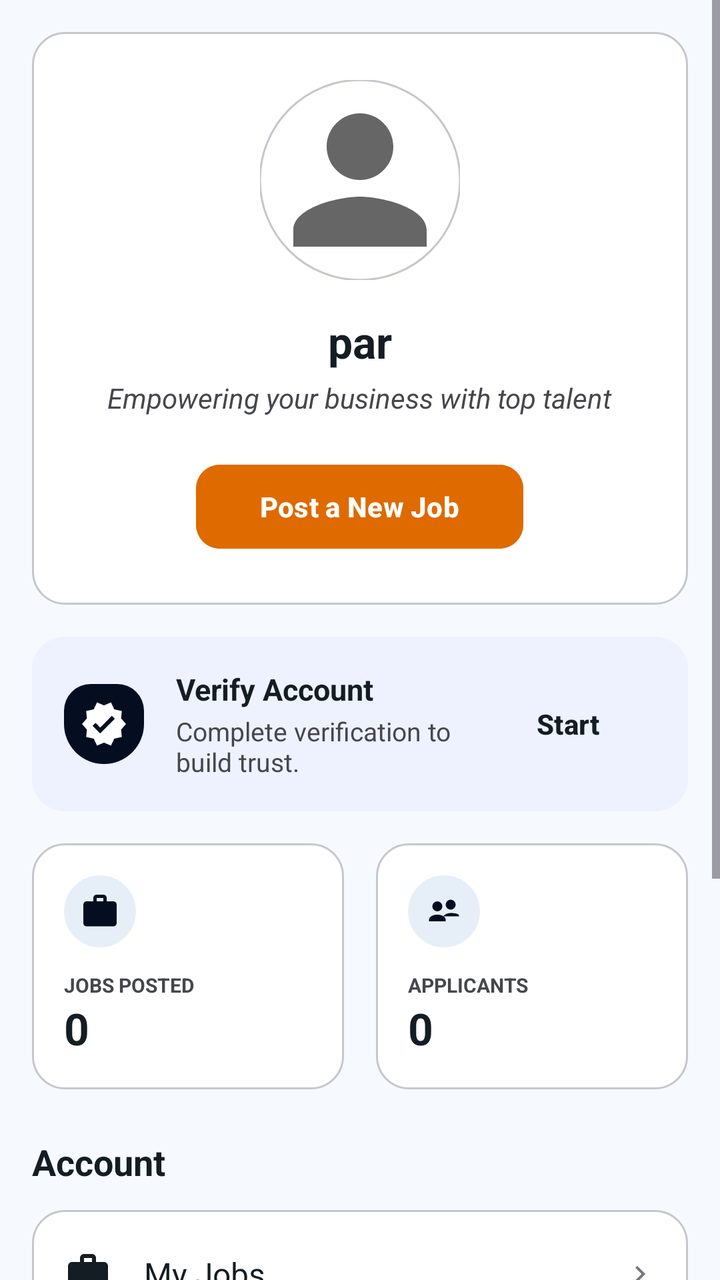
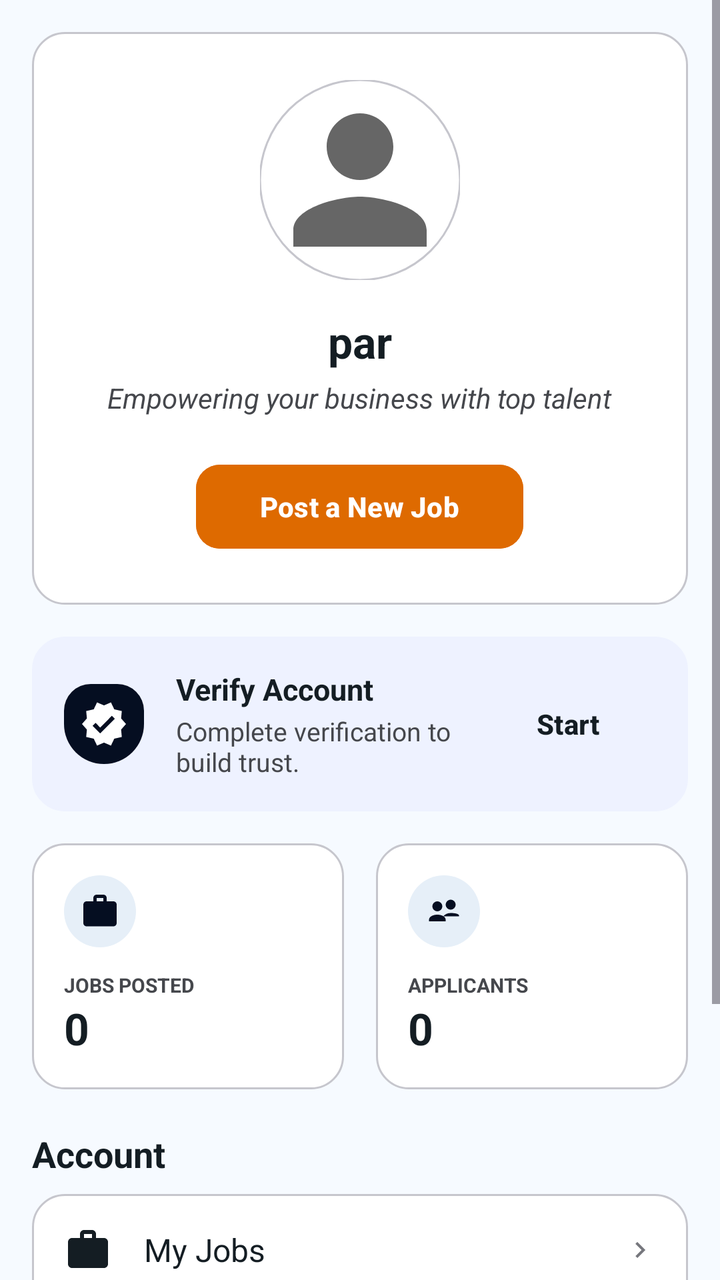

Before-and-after screenshots of an Android layout around one commit, followed by the original layout XML and the change that was made.
<!-- AndroidManifest.xml: application theme Theme.MiniJobHunt -->
<!-- res/layout/fragment_client_profile.xml -->
<?xml version="1.0" encoding="utf-8"?>
<LinearLayout xmlns:android="http://schemas.android.com/apk/res/android"
    xmlns:app="http://schemas.android.com/apk/res-auto"
    xmlns:tools="http://schemas.android.com/tools"
    android:layout_width="match_parent"
    android:layout_height="match_parent"
    android:orientation="vertical"
    android:background="@color/background">

    <ScrollView
        android:layout_width="match_parent"
        android:layout_height="match_parent"
        android:fillViewport="true">

        <LinearLayout
            android:layout_width="match_parent"
            android:layout_height="wrap_content"
            android:orientation="vertical"
            android:padding="16dp">

            
            <LinearLayout
                android:layout_width="match_parent"
                android:layout_height="wrap_content"
                android:background="@drawable/bg_card_white"
                android:gravity="center"
                android:orientation="vertical"
                android:padding="24dp">

                <FrameLayout
                    android:layout_width="100dp"
                    android:layout_height="100dp">
                    <com.google.android.material.imageview.ShapeableImageView
                        android:id="@+id/imgProfile"
                        android:layout_width="match_parent"
                        android:layout_height="match_parent"
                        android:src="@drawable/ic_profile"
                        app:shapeAppearanceOverlay="@style/CircleImage"
                        app:strokeColor="@color/divider"
                        app:strokeWidth="1dp" />
                    <TextView
                        android:id="@+id/txtAvatar"
                        android:layout_width="match_parent"
                        android:layout_height="match_parent"
                        android:gravity="center"
                        android:textColor="@color/white"
                        android:textSize="36sp"
                        android:textStyle="bold"
                        android:background="@drawable/bg_circle_primary_light"
                        android:visibility="gone" />
                </FrameLayout>

                <LinearLayout
                    android:layout_width="wrap_content"
                    android:layout_height="wrap_content"
                    android:layout_marginTop="16dp"
                    android:gravity="center_vertical"
                    android:orientation="horizontal">

                    <TextView
                        android:id="@+id/txtUsername"
                        android:layout_width="wrap_content"
                        android:layout_height="wrap_content"
                        android:text="par"
                        android:textColor="@color/text_primary"
                        android:textSize="22sp"
                        android:textStyle="bold" />

                    <ImageView
                        android:id="@+id/imgVerifiedBadge"
                        android:layout_width="20dp"
                        android:layout_height="20dp"
                        android:layout_marginStart="8dp"
                        android:src="@drawable/ic_verified"
                        android:visibility="gone"
                        app:tint="@color/orange_primary" />
                </LinearLayout>

                <TextView
                    android:id="@+id/txtSlogan"
                    android:layout_width="wrap_content"
                    android:layout_height="wrap_content"
                    android:layout_marginTop="4dp"
                    android:text="Empowering your business with top talent"
                    android:textColor="@color/text_secondary"
                    android:textSize="14sp"
                    android:textStyle="italic" />

                <com.google.android.material.button.MaterialButton
                    android:id="@+id/btnPostJob"
                    android:layout_width="wrap_content"
                    android:layout_height="50dp"
                    android:layout_marginTop="20dp"
                    android:backgroundTint="@color/orange_primary"
                    android:paddingHorizontal="32dp"
                    android:text="Post a New Job"
                    android:textAllCaps="false"
                    android:textColor="@color/white"
                    android:textSize="14sp"
                    android:textStyle="bold"
                    app:cornerRadius="12dp" />
            </LinearLayout>

            
            <LinearLayout
                android:layout_width="match_parent"
                android:layout_height="wrap_content"
                android:layout_marginTop="16dp"
                android:background="@drawable/bg_card_white"
                android:backgroundTint="#EEF2FF"
                android:gravity="center_vertical"
                android:orientation="horizontal"
                android:padding="16dp">

                <ImageView
                    android:layout_width="wrap_content"
                    android:layout_height="wrap_content"
                    android:background="@drawable/bg_dark_banner"
                    android:padding="8dp"
                    android:src="@drawable/ic_verified"
                    app:tint="@color/white" />

                <LinearLayout
                    android:layout_width="0dp"
                    android:layout_height="wrap_content"
                    android:layout_marginStart="16dp"
                    android:layout_weight="1"
                    android:orientation="vertical">

                    <TextView
                        android:id="@+id/txtVerificationStatus"
                        android:layout_width="wrap_content"
                        android:layout_height="wrap_content"
                        android:text="Verify Account"
                        android:textColor="@color/text_primary"
                        android:textSize="15sp"
                        android:textStyle="bold" />

                    <TextView
                        android:id="@+id/txtVerificationDate"
                        android:layout_width="wrap_content"
                        android:layout_height="wrap_content"
                        android:layout_marginTop="2dp"
                        android:text="Complete verification to build trust."
                        android:textColor="@color/text_secondary"
                        android:textSize="13sp" />
                </LinearLayout>

                <com.google.android.material.button.MaterialButton
                    android:id="@+id/btnVerify"
                    style="@style/Widget.Material3.Button.TextButton"
                    android:layout_width="wrap_content"
                    android:layout_height="wrap_content"
                    android:text="Start"
                    android:textColor="@color/text_primary"
                    android:textSize="14sp"
                    android:textStyle="bold" />
            </LinearLayout>

            
            <LinearLayout
                android:layout_width="match_parent"
                android:layout_height="wrap_content"
                android:layout_marginTop="16dp"
                android:orientation="horizontal">

                <LinearLayout
                    android:layout_width="0dp"
                    android:layout_height="wrap_content"
                    android:layout_weight="1"
                    android:layout_marginEnd="8dp"
                    android:background="@drawable/bg_card_white"
                    android:orientation="vertical"
                    android:padding="16dp">

                    <ImageView
                        android:layout_width="36dp"
                        android:layout_height="36dp"
                        android:background="@drawable/bg_chip_light"
                        android:padding="8dp"
                        android:src="@drawable/ic_briefcase_filled"
                        app:tint="@color/primary" />

                    <TextView
                        android:layout_width="wrap_content"
                        android:layout_height="wrap_content"
                        android:layout_marginTop="12dp"
                        android:text="JOBS POSTED"
                        android:textColor="@color/text_secondary"
                        android:textSize="10sp"
                        android:textStyle="bold" />

                    <TextView
                        android:id="@+id/txtJobsPostedCount"
                        android:layout_width="wrap_content"
                        android:layout_height="wrap_content"
                        android:text="0"
                        android:textColor="@color/text_primary"
                        android:textSize="22sp"
                        android:textStyle="bold" />
                </LinearLayout>

                <LinearLayout
                    android:layout_width="0dp"
                    android:layout_height="wrap_content"
                    android:layout_weight="1"
                    android:layout_marginStart="8dp"
                    android:background="@drawable/bg_card_white"
                    android:orientation="vertical"
                    android:padding="16dp">

                    <ImageView
                        android:layout_width="36dp"
                        android:layout_height="36dp"
                        android:background="@drawable/bg_chip_light"
                        android:padding="8dp"
                        android:src="@drawable/ic_people"
                        app:tint="@color/primary" />

                    <TextView
                        android:layout_width="wrap_content"
                        android:layout_height="wrap_content"
                        android:layout_marginTop="12dp"
                        android:text="APPLICANTS"
                        android:textColor="@color/text_secondary"
                        android:textSize="10sp"
                        android:textStyle="bold" />

                    <TextView
                        android:id="@+id/txtTotalApplicantsCount"
                        android:layout_width="wrap_content"
                        android:layout_height="wrap_content"
                        android:text="0"
                        android:textColor="@color/text_primary"
                        android:textSize="22sp"
                        android:textStyle="bold" />
                </LinearLayout>
            </LinearLayout>

            
            <TextView
                android:layout_width="wrap_content"
                android:layout_height="wrap_content"
                android:layout_marginTop="24dp"
                android:text="Account"
                android:textColor="@color/text_primary"
                android:textSize="18sp"
                android:textStyle="bold" />

            <LinearLayout
                android:layout_width="match_parent"
                android:layout_height="wrap_content"
                android:layout_marginTop="12dp"
                android:background="@drawable/bg_card_white"
                android:orientation="vertical"
                android:paddingVertical="8dp">

                <LinearLayout
                    android:id="@+id/btnJobs"
                    android:layout_width="match_parent"
                    android:layout_height="48dp"
                    android:gravity="center_vertical"
                    android:clickable="true"
                    android:focusable="true"
                    android:background="?attr/selectableItemBackground"
                    android:paddingHorizontal="16dp">
                    <ImageView
                        android:layout_width="24dp"
                        android:layout_height="24dp"
                        android:src="@drawable/ic_briefcase_filled"
                        app:tint="@color/text_primary" />
                    <TextView
                        android:layout_width="0dp"
                        android:layout_height="wrap_content"
                        android:layout_marginStart="16dp"
                        android:layout_weight="1"
                        android:text="My Jobs"
                        android:textColor="@color/text_primary"
                        android:textSize="16sp" />
                    <ImageView
                        android:layout_width="16dp"
                        android:layout_height="16dp"
                        android:src="@drawable/ic_chevron_right"
                        app:tint="@color/text_muted" />
                </LinearLayout>

                <View android:layout_width="match_parent" android:layout_height="1dp" android:background="@color/divider" android:layout_marginHorizontal="16dp"/>

                <LinearLayout
                    android:id="@+id/btnInProgressClientJobs"
                    android:layout_width="match_parent"
                    android:layout_height="48dp"
                    android:gravity="center_vertical"
                    android:clickable="true"
                    android:focusable="true"
                    android:background="?attr/selectableItemBackground"
                    android:paddingHorizontal="16dp">
                    <ImageView
                        android:layout_width="24dp"
                        android:layout_height="24dp"
                        android:src="@drawable/ic_briefcase_filled"
                        app:tint="@color/text_primary" />
                    <TextView
                        android:layout_width="0dp"
                        android:layout_height="wrap_content"
                        android:layout_marginStart="16dp"
                        android:layout_weight="1"
                        android:text="In Progress Jobs"
                        android:textColor="@color/text_primary"
                        android:textSize="16sp" />
                    <ImageView
                        android:layout_width="16dp"
                        android:layout_height="16dp"
                        android:src="@drawable/ic_chevron_right"
                        app:tint="@color/text_muted" />
                </LinearLayout>

                <View android:layout_width="match_parent" android:layout_height="1dp" android:background="@color/divider" android:layout_marginHorizontal="16dp"/>

                <LinearLayout
                    android:id="@+id/btnCompletedClientJobs"
                    android:layout_width="match_parent"
                    android:layout_height="48dp"
                    android:gravity="center_vertical"
                    android:clickable="true"
                    android:focusable="true"
                    android:background="?attr/selectableItemBackground"
                    android:paddingHorizontal="16dp">
                    <ImageView
                        android:layout_width="24dp"
                        android:layout_height="24dp"
                        android:src="@drawable/ic_briefcase_filled"
                        app:tint="@color/text_primary" />
                    <TextView
                        android:layout_width="0dp"
                        android:layout_height="wrap_content"
                        android:layout_marginStart="16dp"
                        android:layout_weight="1"
                        android:text="Completed Jobs"
                        android:textColor="@color/text_primary"
                        android:textSize="16sp" />

                    <ImageView
                        android:layout_width="16dp"
                        android:layout_height="16dp"
                        android:src="@drawable/ic_chevron_right"
                        app:tint="@color/text_muted" />
                </LinearLayout>

                <View android:layout_width="match_parent" android:layout_height="1dp" android:background="@color/divider" android:layout_marginHorizontal="16dp"/>

                <LinearLayout
                    android:id="@+id/btnLogout"
                    android:layout_width="match_parent"
                    android:layout_height="48dp"
                    android:gravity="center_vertical"
                    android:clickable="true"
                    android:focusable="true"
                    android:background="?attr/selectableItemBackground"
                    android:paddingHorizontal="16dp">
                    <ImageView
                        android:layout_width="24dp"
                        android:layout_height="24dp"
                        android:src="@drawable/ic_logout"
                        app:tint="@color/accent" />
                    <TextView
                        android:layout_width="0dp"
                        android:layout_height="wrap_content"
                        android:layout_marginStart="16dp"
                        android:layout_weight="1"
                        android:text="Logout"
                        android:textColor="@color/accent"
                        android:textSize="16sp"
                        android:textStyle="bold" />
                </LinearLayout>

            </LinearLayout>

            <Space
                android:layout_width="match_parent"
                android:layout_height="100dp" />

        </LinearLayout>
    </ScrollView>
</LinearLayout>
<!-- resources referenced by this layout -->
<resources>
  <color name="accent">#ba1a1a</color>
  <color name="background">#f6faff</color>
  <color name="divider">#c6c6cd</color>
  <color name="orange_primary">#de6a00</color>
  <color name="primary">#050e21</color>
  <color name="text_muted">#76777d</color>
  <color name="text_primary">#141d23</color>
  <color name="text_secondary">#45474c</color>
  <color name="white">#FFFFFF</color>
  <!-- drawable bg_card_white (drawable) -->
  <?xml version="1.0" encoding="utf-8"?>
  <shape xmlns:android="http://schemas.android.com/apk/res/android"
      android:shape="rectangle">
      <solid android:color="@color/white" />
      <corners android:radius="16dp" />
      <stroke
          android:width="1dp"
          android:color="@color/outline_variant" />
  </shape>
  <!-- drawable bg_chip_light (drawable) -->
  <?xml version="1.0" encoding="utf-8"?>
  <shape xmlns:android="http://schemas.android.com/apk/res/android"
      android:shape="rectangle">
      <solid android:color="@color/surface_container" />
      <corners android:radius="999dp" />
  </shape>
  <!-- drawable bg_circle_primary_light (drawable) -->
  <?xml version="1.0" encoding="utf-8"?>
  <shape xmlns:android="http://schemas.android.com/apk/res/android">
      <solid android:color="@color/primary_light"/>
      <corners android:radius="100dp"/>
  </shape>
  <!-- drawable bg_dark_banner (drawable) -->
  <?xml version="1.0" encoding="utf-8"?>
  <shape xmlns:android="http://schemas.android.com/apk/res/android"
      android:shape="rectangle">
      <solid android:color="@color/primary" />
      <corners
          android:bottomLeftRadius="24dp"
          android:bottomRightRadius="24dp"
          android:topLeftRadius="16dp"
          android:topRightRadius="16dp" />
  </shape>
  <!-- drawable ic_chevron_right (drawable) -->
  <vector xmlns:android="http://schemas.android.com/apk/res/android"
      android:width="24dp"
      android:height="24dp"
      android:viewportWidth="24"
      android:viewportHeight="24">
    <path
        android:fillColor="#FF000000"
        android:pathData="M10,6L8.59,7.41 13.17,12 8.59,16.59 10,18l6,-6z"/>
  </vector>
  <!-- drawable ic_logout (drawable) -->
  <vector xmlns:android="http://schemas.android.com/apk/res/android"
      android:width="24dp"
      android:height="24dp"
      android:viewportWidth="24"
      android:viewportHeight="24">
    <path
        android:fillColor="#FF000000"
        android:pathData="M17,7l-1.41,1.41L18.17,11H8v2h10.17l-2.58,2.58L17,17l5,-5L17,7zM4,5h8V3H4C2.9,3 2,3.9 2,5v14c0,1.1 0.9,2 2,2h8v-2H4V5z"/>
  </vector>
  <style name="CircleImage">
          <item name="cornerSize">50%</item>
      </style>
  <style name="Theme.MiniJobHunt" parent="Base.Theme.MiniJobHunt" />
  <color name="outline_variant">#c6c6cd</color>
  <color name="surface_container">#e6eff8</color>
  <color name="primary_light">#d9e2fc</color>
  <color name="info">#050e21</color>
  <color name="primary_container">#1b2437</color>
  <color name="on_primary_container">#828ba2</color>
  <color name="secondary">#5c5f60</color>
  <style name="AppText.HeadlineLarge">
          <item name="android:textSize">24sp</item>
          <item name="android:textStyle">bold</item>
          <item name="android:textColor">@color/text_primary</item>
          <item name="android:letterSpacing">-0.02</item>
      </style>
  <style name="AppText.TitleMedium">
          <item name="android:textSize">18sp</item>
          <item name="android:textStyle">bold</item>
          <item name="android:textColor">@color/text_primary</item>
      </style>
  <style name="AppText.BodyLarge">
          <item name="android:textSize">16sp</item>
          <item name="android:textColor">@color/text_secondary</item>
      </style>
  <style name="AppText.LabelMedium">
          <item name="android:textSize">12sp</item>
          <item name="android:textStyle">bold</item>
          <item name="android:textColor">@color/text_muted</item>
          <item name="android:letterSpacing">0.01</item>
      </style>
  <!-- unchanged entries left out for length: 5 -->
</resources>

<!-- the commit's change to res/layout/fragment_client_profile.xml (unified diff, before → after) -->
@@ -241,7 +241,7 @@
             <TextView
                 android:layout_width="wrap_content"
                 android:layout_height="wrap_content"
-                android:layout_marginTop="24dp"
+                android:layout_marginTop="20dp"
                 android:text="Account"
                 android:textColor="@color/text_primary"
                 android:textSize="18sp"
@@ -250,10 +250,10 @@
             <LinearLayout
                 android:layout_width="match_parent"
                 android:layout_height="wrap_content"
-                android:layout_marginTop="12dp"
+                android:layout_marginTop="8dp"
                 android:background="@drawable/bg_card_white"
                 android:orientation="vertical"
-                android:paddingVertical="8dp">
+                android:paddingVertical="4dp">
 
                 <LinearLayout
                     android:id="@+id/btnJobs"
@@ -376,10 +376,6 @@
 
             </LinearLayout>
 
-            <Space
-                android:layout_width="match_parent"
-                android:layout_height="100dp" />
-
         </LinearLayout>
     </ScrollView>
 </LinearLayout>
